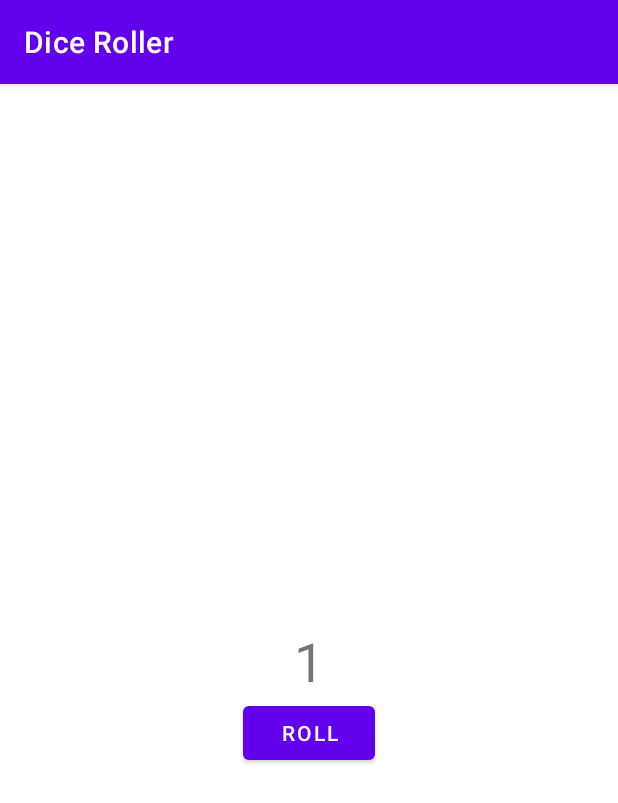
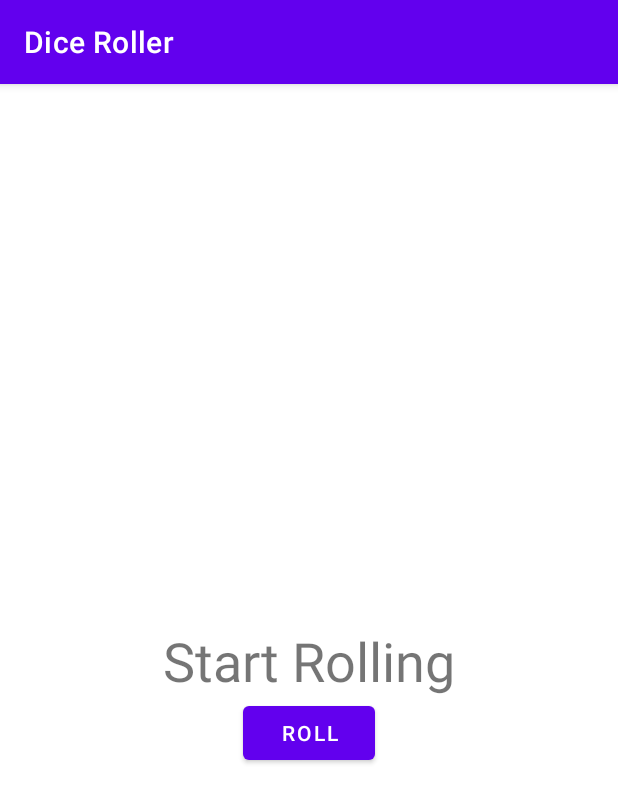
Before and after one commit to HemantSachdeva/DiceRoller, an Android app: the screen it shows after launch (MainActivity), on a phone screen of 412 x 824 dp. Shown: the top 803 px of the screen. Run offline under Robolectric (Android 15) with nearby library versions, the phone set to English and light mode, and no system bars.

Commit message:
Show random number from 1..6 on pressing roll button
 * Added Dice class
 * Added Appropirate comments

Signed-off-by: Hemant Sachdeva <hemant.evolver@gmail.com>

```diff
--- a/app/src/main/res/values-night/strings.xml
+++ b/app/src/main/res/values-night/strings.xml
@@ -1,4 +1,4 @@
 <?xml version="1.0" encoding="utf-8"?>
 <resources>
-    <string name="default_roll">1</string>
+    <string name="default_roll">Start Rolling</string>
 </resources>
--- a/app/src/main/res/values/strings.xml
+++ b/app/src/main/res/values/strings.xml
@@ -1,5 +1,5 @@
 <resources>
     <string name="app_name">Dice Roller</string>
     <string name="button_text">Roll</string>
-    <string name="default_roll">1</string>
+    <string name="default_roll">Start Rolling</string>
 </resources>
```
Also changed, not shown: app/src/main/java/com/hemantsachdeva/diceroller/MainActivity.kt (+37 -2 lines).
